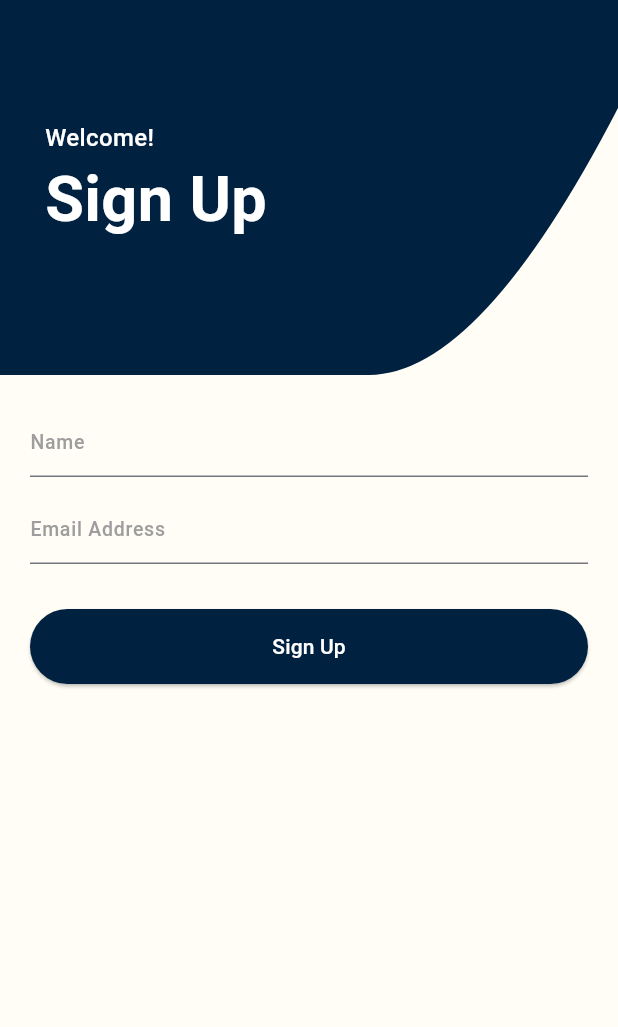
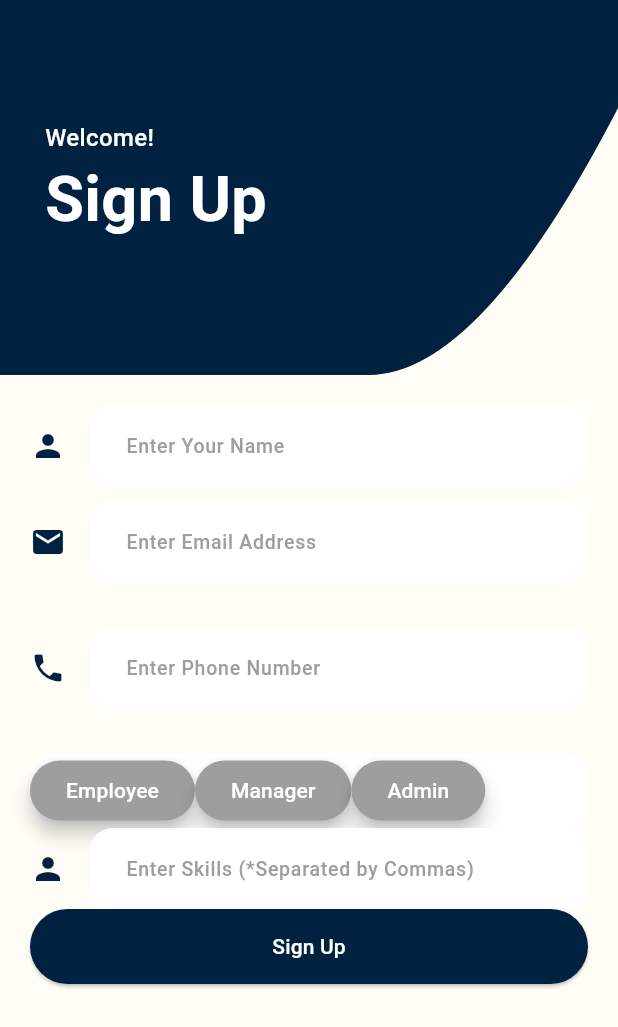
Before and after one commit to anand-184/aiq, a Flutter app: the RegisterScreen screen opened directly, on a phone screen of 412 x 824 dp. Shown: the top 1027 px of the screen. Run offline on Flutter 3.47's test engine with Material 3 defaults, Android fonts, the phone set to English and light mode, and no system bars; our stand-ins replace cloud_firestore, google_fonts, shared_preferences; accounts and stored records are empty.

Commit message:
Register screen

```diff
--- a/lib/screens/register_screen.dart
+++ b/lib/screens/register_screen.dart
@@ -13,6 +13,8 @@ class _RegisterScreenState extends State<RegisterScreen> {
   final _formKey = GlobalKey<FormState>();
   final _emailController = TextEditingController();
   final _nameController = TextEditingController();
+  final _phoneController = TextEditingController();
+  final skillController = TextEditingController();
 
   static const darkBlue = Color(0xFF002140);
 
@@ -82,14 +84,14 @@ class _RegisterScreenState extends State<RegisterScreen> {
                 child: Column(
                   crossAxisAlignment: CrossAxisAlignment.start,
                   children: [
+
+                    // name
                     TextFormField(
                       controller: _nameController,
                       keyboardType: TextInputType.name,
                       style: const TextStyle(color: darkBlue),
-                      decoration: const InputDecoration(
-                        hintText: 'Name',
-                        hintStyle: TextStyle(color: Colors.grey, fontSize: 13, fontWeight: FontWeight.w500),
-                      ),
+                      decoration: _buildInputDecoration('Enter Your Name', Colors.white,
+                          const Icon(Icons.person, color: darkBlue)),
                       validator: (value) {
                         if (value == null || value.isEmpty) {
                           return 'Please enter your name';
@@ -98,14 +100,13 @@ class _RegisterScreenState extends State<RegisterScreen> {
                       },
                     ),
                     const SizedBox(height: 10),
+                    //email
                     TextFormField(
                       controller: _emailController,
                       keyboardType: TextInputType.emailAddress,
                       style: const TextStyle(color: darkBlue),
-                      decoration: const InputDecoration(
-                        hintText: 'Email Address',
-                        hintStyle: TextStyle(color: Colors.grey, fontSize: 13, fontWeight: FontWeight.w500),
-                      ),
+                      decoration: _buildInputDecoration('Enter Email Address',
+                          Colors.white,const Icon(Icons.email, color: darkBlue)),
                       validator: (value) {
                         if (value == null || value.isEmpty) {
                           return 'Please enter your email address';
@@ -114,6 +115,58 @@ class _RegisterScreenState extends State<RegisterScreen> {
                       },
                     ),
                     const SizedBox(height: 30),
+                    TextFormField(
+                      controller: _phoneController,
+                      keyboardType: TextInputType.phone,
+                      style: const TextStyle(color: darkBlue),
+                      decoration: _buildInputDecoration('Enter Phone Number',
+                          Colors.white,const Icon(Icons.phone, color: darkBlue)),
+                    ),
+                    const SizedBox(height: 30),
+                    Container(
+                      height: 50,
+                      decoration: BoxDecoration(
+                        color: Colors.white,
+                        borderRadius: BorderRadius.circular(15),
+                      ),
+                      child: Row(
+                        children: [
+                          ElevatedButton(onPressed: (){}, child: Text("Employee"),style: ElevatedButton.styleFrom(
+                            backgroundColor: Colors.grey,
+                            elevation: 5,
+                            foregroundColor: Colors.white,
+                          )),
+                          ElevatedButton(onPressed: (){}, child: Text("Manager"),
+                          style: ElevatedButton.styleFrom(
+                            backgroundColor: Colors.grey,
+                            elevation: 5,
+                            foregroundColor: Colors.white,
+                          )),
+                          ElevatedButton(onPressed: (){}, child: Text("Admin"),style: ElevatedButton.styleFrom(
+                            backgroundColor: Colors.grey,
+                            elevation: 5,
+                            foregroundColor: Colors.white,
+                          ),),
+                        ],
+                      ),
+
+                    )
+                    ,
+                    TextFormField(
+                      controller: skillController ,
+                      keyboardType: TextInputType.name,
+                      style: const TextStyle(color: darkBlue),
+                      decoration: _buildInputDecoration('Enter Skills (*Separated by Commas)',
+                          Colors.white,const Icon(Icons.person, color: darkBlue)),
+                      validator: (value) {
+                        if (value == null || value.isEmpty) {
+                          return 'Please enter your skills';
+                        }
+                        return null;
+                      },
+                    ),
+
+                    //password
                     SizedBox(
                       width: double.infinity,
                       height: 50,
@@ -136,6 +189,20 @@ class _RegisterScreenState extends State<RegisterScreen> {
     );
   }
 }
+InputDecoration _buildInputDecoration(String hint, Color fillColor, Icon icon) {
+  return InputDecoration(
+    hintText: hint,
+    hintStyle: const TextStyle(color: Colors.grey, fontSize: 13, fontWeight: FontWeight.w500),
+    filled: true,
+    icon: icon,
+    fillColor: fillColor,
+    contentPadding: const EdgeInsets.symmetric(horizontal: 20, vertical: 15),
+    border: OutlineInputBorder(
+      borderRadius: BorderRadius.circular(15),
+      borderSide: BorderSide.none,
+    ),
+  );
+}
 class TopShapeClipper extends CustomClipper<Path> {
   @override
   Path getClip(Size size) {
```
Also changed, not shown: lib/main.dart (+16 -14 lines).
